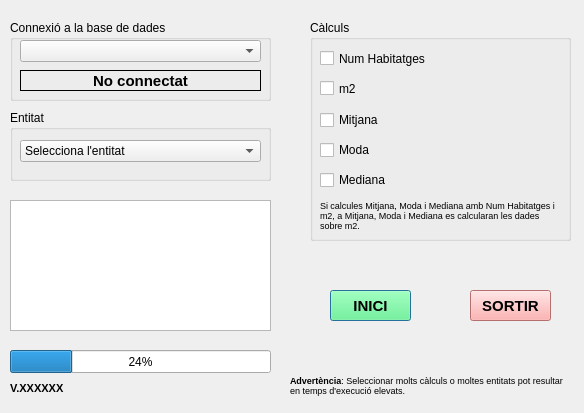
Qt form eficiencia_energetica_dialog_base.ui (TecnocampusCCU/eficiencia_energetica) before a commit.
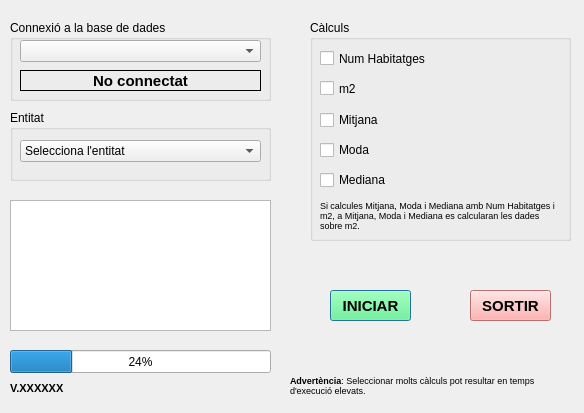
The same form after that commit.

```diff
--- a/eficiencia_energetica_dialog_base.ui
+++ b/eficiencia_energetica_dialog_base.ui
@@ -679,7 +679,7 @@
     <string notr="true">background-color: rgb(85, 255, 127);</string>
    </property>
    <property name="text">
-    <string>INICI</string>
+    <string>INICIAR</string>
    </property>
   </widget>
   <widget class="QPushButton" name="pushSortir">
@@ -1140,7 +1140,7 @@
     </rect>
    </property>
    <property name="text">
-    <string>&lt;html&gt;&lt;head/&gt;&lt;body&gt;&lt;p&gt;&lt;span style=&quot; font-size:7pt; font-weight:600;&quot;&gt;Advertència&lt;/span&gt;&lt;span style=&quot; font-size:7pt;&quot;&gt;: Seleccionar molts càlculs o moltes entitats pot resultar en temps d'execució elevats.&lt;/span&gt;&lt;/p&gt;&lt;/body&gt;&lt;/html&gt;</string>
+    <string>&lt;html&gt;&lt;head/&gt;&lt;body&gt;&lt;p&gt;&lt;span style=&quot; font-size:7pt; font-weight:600;&quot;&gt;Advertència&lt;/span&gt;&lt;span style=&quot; font-size:7pt;&quot;&gt;: Seleccionar molts càlculs pot resultar en temps d'execució elevats.&lt;/span&gt;&lt;/p&gt;&lt;/body&gt;&lt;/html&gt;</string>
    </property>
    <property name="textFormat">
     <enum>Qt::AutoText</enum>
```
